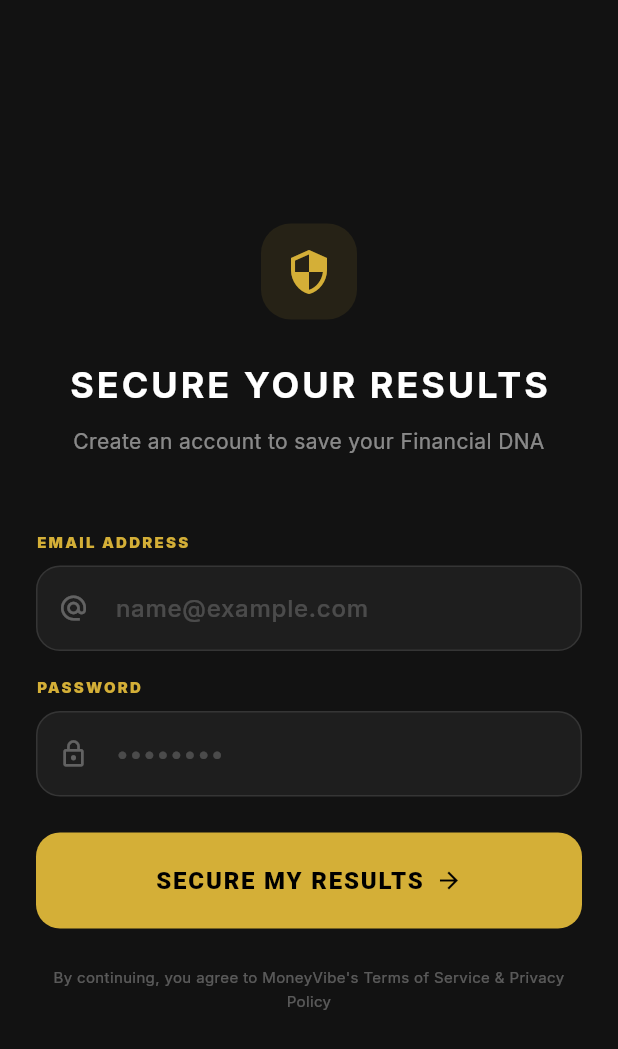
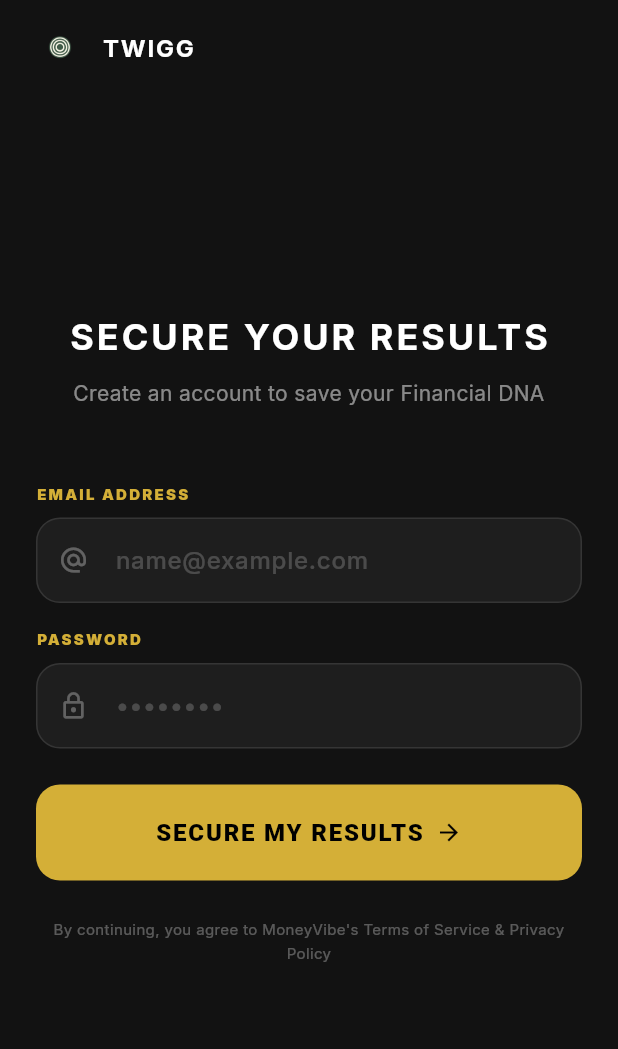
Before and after one commit to Prerna084/MoneyVibe, a Flutter app: the AuthScreen screen opened by its route, on a phone screen of 412 x 824 dp. Shown: the top 1049 px of the screen. Run offline on Flutter 3.47's test engine with Material 3 defaults, Android fonts, the phone set to English and light mode, and no system bars; our stand-ins replace dio, fl_chart, flutter_markdown, flutter_riverpod, glass_kit, go_router and 3 more; accounts and stored records are empty.

Commit message:
UI Branding & UX Refinement: Standardized 'TWIGG' logo to top-left across all screens, fixed character spacing bugs, removed PDF report option, and updated score calculation to 100% scale.

```diff
--- /dev/null
+++ b/lib/core/widgets/twigg_logo.dart
@@ -0,0 +1,57 @@
+import 'package:flutter/material.dart';
+
+class TwiggLogo extends StatelessWidget {
+  final double imageSize;
+  final double fontSize;
+  final double spacing;
+  final Color textColor;
+
+  const TwiggLogo({
+    super.key,
+    this.imageSize = 32,
+    this.fontSize = 16,
+    this.spacing = 12,
+    this.textColor = Colors.white,
+  });
+
+  @override
+  Widget build(BuildContext context) {
+    return Row(
+      mainAxisSize: MainAxisSize.min,
+      children: [
+        Image.asset(
+          'assets/images/twigg_logo_circles.png',
+          width: imageSize,
+          height: imageSize,
+          fit: BoxFit.contain,
+          errorBuilder: (context, error, stackTrace) {
+            // Fallback to a gold circle if image fails to load
+            return Container(
+              width: imageSize,
+              height: imageSize,
+              decoration: const BoxDecoration(
+                color: Color(0xFFD4AF37),
+                shape: BoxShape.circle,
+              ),
+              child: Icon(
+                Icons.circle,
+                size: imageSize * 0.6,
+                color: Colors.black.withOpacity(0.5),
+              ),
+            );
+          },
+        ),
+        SizedBox(width: spacing),
+        Text(
+          'TWIGG',
+          style: TextStyle(
+            color: textColor,
+            fontSize: fontSize,
+            fontWeight: FontWeight.bold,
+            letterSpacing: 1.2,
+          ),
+        ),
+      ],
+    );
+  }
+}
--- a/lib/features/auth/presentation/auth_screen.dart
+++ b/lib/features/auth/presentation/auth_screen.dart
@@ -3,6 +3,7 @@ import 'package:flutter_riverpod/flutter_riverpod.dart';
 import 'package:go_router/go_router.dart';
 import 'auth_provider.dart';
 import '../../assessment/presentation/quiz_provider.dart';
+import '../../../core/widgets/twigg_logo.dart';
 
 class AuthScreen extends ConsumerStatefulWidget {
   const AuthScreen({super.key});
@@ -65,7 +66,14 @@ class _AuthScreenState extends ConsumerState<AuthScreen> {
     return Scaffold(
       backgroundColor: const Color(0xFF121212),
       body: SafeArea(
-        child: Center(
+        child: Stack(
+          children: [
+            const Positioned(
+              top: 16,
+              left: 24,
+              child: TwiggLogo(),
+            ),
+            Center(
               child: SingleChildScrollView(
                 padding: const EdgeInsets.all(24),
                 child: ConstrainedBox(
@@ -73,20 +81,6 @@ class _AuthScreenState extends ConsumerState<AuthScreen> {
                   child: Column(
                     mainAxisAlignment: MainAxisAlignment.center,
                     children: [
-                  // Logo/Icon
-                  Container(
-                    width: 64,
-                    height: 64,
-                    decoration: BoxDecoration(
-                      color: const Color(0xFFD4AF37).withOpacity(0.1),
-                      borderRadius: BorderRadius.circular(20),
-                    ),
-                    child: const Icon(
-                      Icons.security,
-                      color: Color(0xFFD4AF37),
-                      size: 32,
-                    ),
-                  ),
                       const SizedBox(height: 24),
                       const Text(
                         'SECURE YOUR RESULTS',
@@ -195,6 +189,8 @@ class _AuthScreenState extends ConsumerState<AuthScreen> {
             ),
           ),
         ),
+      ],
+    ),
   ),
 );
   }
--- a/lib/features/history/presentation/history_screen.dart
+++ b/lib/features/history/presentation/history_screen.dart
@@ -3,6 +3,7 @@ import 'package:flutter_riverpod/flutter_riverpod.dart';
 import 'package:go_router/go_router.dart';
 import 'package:intl/intl.dart';
 import '../../../core/widgets/glass_widgets.dart';
+import '../../../core/widgets/twigg_logo.dart';
 import 'history_provider.dart';
 
 class HistoryScreen extends ConsumerWidget {
@@ -14,7 +15,8 @@ class HistoryScreen extends ConsumerWidget {
 
     return Scaffold(
       appBar: AppBar(
-        title: const Text("Your History", style: TextStyle(fontWeight: FontWeight.bold)),
+        title: const TwiggLogo(),
+        centerTitle: false,
         backgroundColor: Colors.transparent,
         leading: IconButton(
           icon: const Icon(Icons.arrow_back),
```
Also changed, not shown: lib/features/assessment/presentation/analyzing_screen.dart (+17 -0 lines), lib/features/assessment/presentation/quiz_screen.dart (+6 -24 lines), lib/features/assessment/presentation/results_screen.dart (+52 -51 lines), lib/features/assessment/presentation/welcome_screen.dart (+10 -2 lines), 3 other files. Lines whose indentation alone changed are shown as unchanged.
